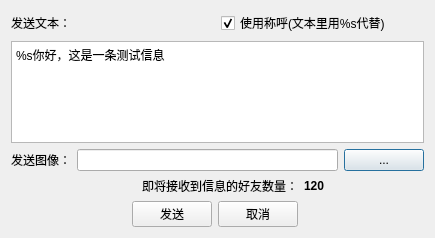
This is dialogsend.ui in mice2100/wx-batch as Qt 5 draws it before an edit. The edited form follows.
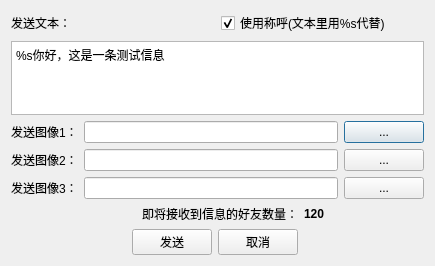
This is the edited form.

```diff
--- a/dialogsend.ui
+++ b/dialogsend.ui
@@ -7,7 +7,7 @@
     <x>0</x>
     <y>0</y>
     <width>435</width>
-    <height>238</height>
+    <height>266</height>
    </rect>
   </property>
   <property name="windowTitle">
@@ -56,7 +56,7 @@
        <item>
         <widget class="QLabel" name="label_3">
          <property name="text">
-          <string>发送图像：</string>
+          <string>发送图像1：</string>
          </property>
         </widget>
        </item>
@@ -79,7 +79,58 @@
       </layout>
      </item>
      <item>
-      <layout class="QHBoxLayout" name="horizontalLayout"/>
+      <layout class="QHBoxLayout" name="horizontalLayout">
+       <item>
+        <widget class="QLabel" name="label_5">
+         <property name="text">
+          <string>发送图像2：</string>
+         </property>
+        </widget>
+       </item>
+       <item>
+        <widget class="QLineEdit" name="edtPic_3"/>
+       </item>
+       <item>
+        <widget class="QPushButton" name="btnBrowse_3">
+         <property name="sizePolicy">
+          <sizepolicy hsizetype="Fixed" vsizetype="Preferred">
+           <horstretch>0</horstretch>
+           <verstretch>0</verstretch>
+          </sizepolicy>
+         </property>
+         <property name="text">
+          <string>...</string>
+         </property>
+        </widget>
+       </item>
+      </layout>
+     </item>
+    </layout>
+   </item>
+   <item>
+    <layout class="QHBoxLayout" name="horizontalLayout_3">
+     <item>
+      <widget class="QLabel" name="label_6">
+       <property name="text">
+        <string>发送图像3：</string>
+       </property>
+      </widget>
+     </item>
+     <item>
+      <widget class="QLineEdit" name="edtPic_4"/>
+     </item>
+     <item>
+      <widget class="QPushButton" name="btnBrowse_4">
+       <property name="sizePolicy">
+        <sizepolicy hsizetype="Fixed" vsizetype="Preferred">
+         <horstretch>0</horstretch>
+         <verstretch>0</verstretch>
+        </sizepolicy>
+       </property>
+       <property name="text">
+        <string>...</string>
+       </property>
+      </widget>
      </item>
     </layout>
    </item>
```
